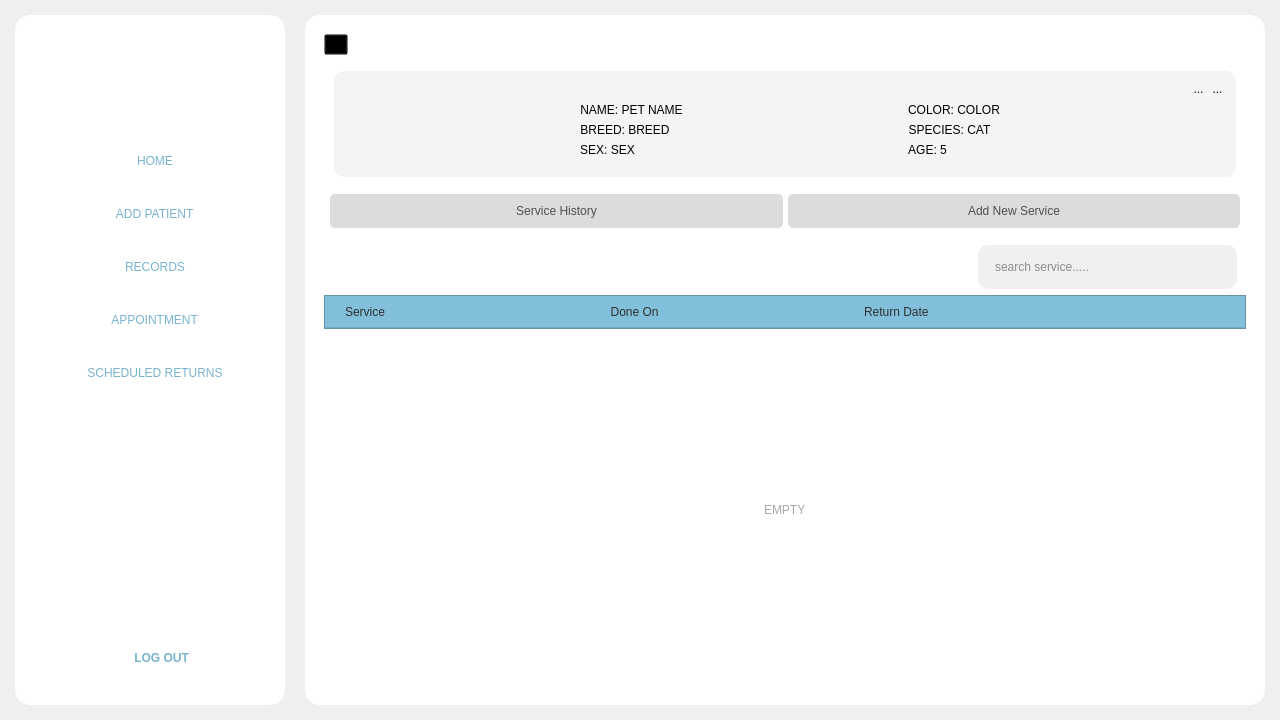
This is Frontend/Home.ui in DreddVDomasian/Petmate-Desktop-Application as Qt 5 draws it before an edit. The edited form follows.
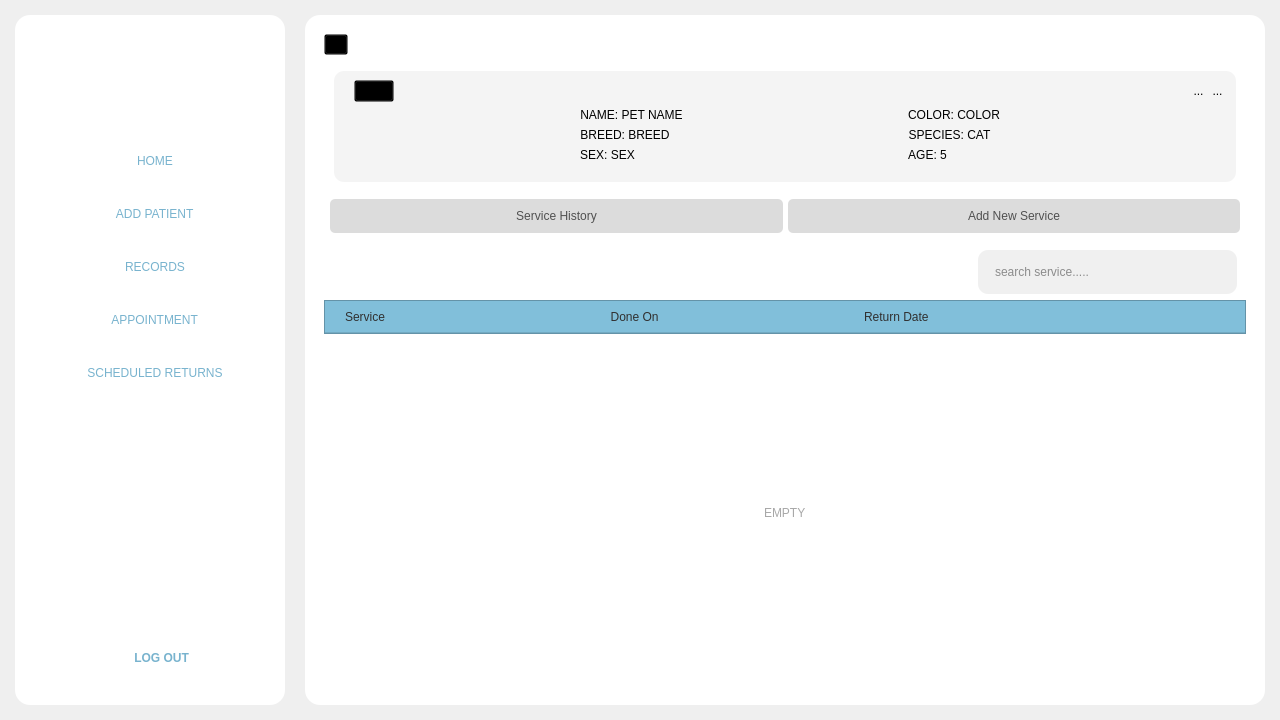
This is the edited form. The open tabs and pages were chosen to show the change. Icons and pictures are not drawn.

Commit message:
Add reminder UI components and checklist icon
Introduced reminderCard.ui and reminderPopUp.ui for reminder functionality. Added checklist.png icon and updated resource files to include it. Modified Home.ui to adjust layouts and replace profile frame widgets with a checklist button.

```diff
--- a/Frontend/Home.ui
+++ b/Frontend/Home.ui
@@ -5765,36 +5765,6 @@
                       </layout>
                      </widget>
                     </item>
-                    <item row="0" column="0" alignment="Qt::AlignLeft">
-                     <widget class="QFrame" name="petProfileBackFrame">
-                      <property name="styleSheet">
-                       <string notr="true">background:transparent;</string>
-                      </property>
-                      <property name="frameShape">
-                       <enum>QFrame::StyledPanel</enum>
-                      </property>
-                      <property name="frameShadow">
-                       <enum>QFrame::Raised</enum>
-                      </property>
-                      <layout class="QHBoxLayout" name="horizontalLayout_59">
-                       <property name="spacing">
-                        <number>0</number>
-                       </property>
-                       <property name="leftMargin">
-                        <number>0</number>
-                       </property>
-                       <property name="topMargin">
-                        <number>0</number>
-                       </property>
-                       <property name="rightMargin">
-                        <number>0</number>
-                       </property>
-                       <property name="bottomMargin">
-                        <number>0</number>
-                       </property>
-                      </layout>
-                     </widget>
-                    </item>
                     <item row="0" column="2">
                      <widget class="QFrame" name="frame_55">
                       <property name="styleSheet">
@@ -5896,6 +5866,23 @@
                       </layout>
                      </widget>
                     </item>
+                    <item row="0" column="0" alignment="Qt::AlignLeft">
+                     <widget class="QPushButton" name="pushButton">
+                      <property name="text">
+                       <string/>
+                      </property>
+                      <property name="icon">
+                       <iconset resource="resource.qrc">
+                        <normaloff>:/Icons/Icons/checklist.png</normaloff>:/Icons/Icons/checklist.png</iconset>
+                      </property>
+                      <property name="iconSize">
+                       <size>
+                        <width>30</width>
+                        <height>30</height>
+                       </size>
+                      </property>
+                     </widget>
+                    </item>
                    </layout>
                   </widget>
                  </item>
@@ -6363,7 +6350,7 @@
                        <x>0</x>
                        <y>0</y>
                        <width>891</width>
-                       <height>248</height>
+                       <height>238</height>
                       </rect>
                      </property>
                      <layout class="QVBoxLayout" name="verticalLayout_53">
```
Left out of the diff: 47 changed lines with no effect on the pictures. The commit also changes 5 other files.
